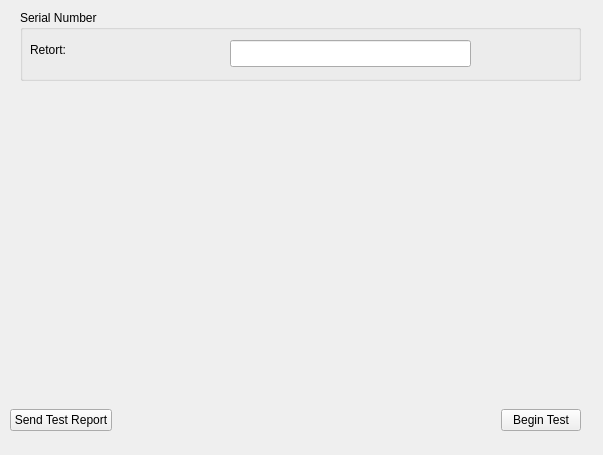
Above: ServiceSW/Master/Components/DiagnosticsManufacturing/Forms/RetortManufacturing.ui from Liyezhong/Master before the change. Below: the same form after it.
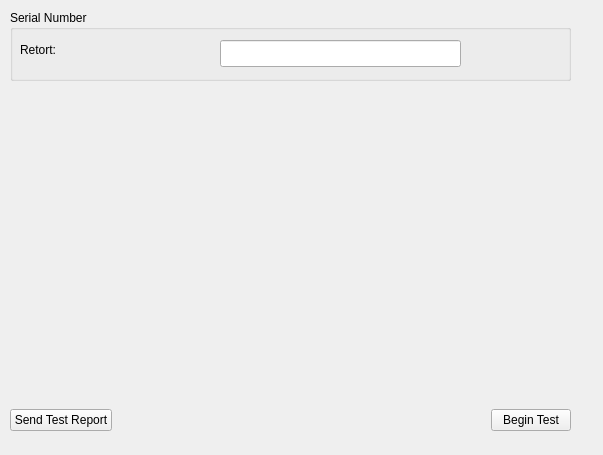
That is the form after the change. Custom widgets are drawn as their Qt base class.

Commit message: Update SN for manufacturing

Patch:
```diff
--- a/ServiceSW/Master/Components/DiagnosticsManufacturing/Forms/RetortManufacturing.ui
+++ b/ServiceSW/Master/Components/DiagnosticsManufacturing/Forms/RetortManufacturing.ui
@@ -16,7 +16,7 @@
   <widget class="QGroupBox" name="groupBox">
    <property name="geometry">
     <rect>
-     <x>20</x>
+     <x>10</x>
      <y>10</y>
      <width>561</width>
      <height>71</height>
@@ -64,7 +64,7 @@
   <widget class="MainMenu::CScrollTable" name="widget" native="true">
    <property name="geometry">
     <rect>
-     <x>20</x>
+     <x>10</x>
      <y>130</y>
      <width>561</width>
      <height>111</height>
@@ -76,7 +76,7 @@
     <rect>
      <x>10</x>
      <y>400</y>
-     <width>571</width>
+     <width>561</width>
      <height>41</height>
     </rect>
    </property>
```
The commit also changes 15 other files.
